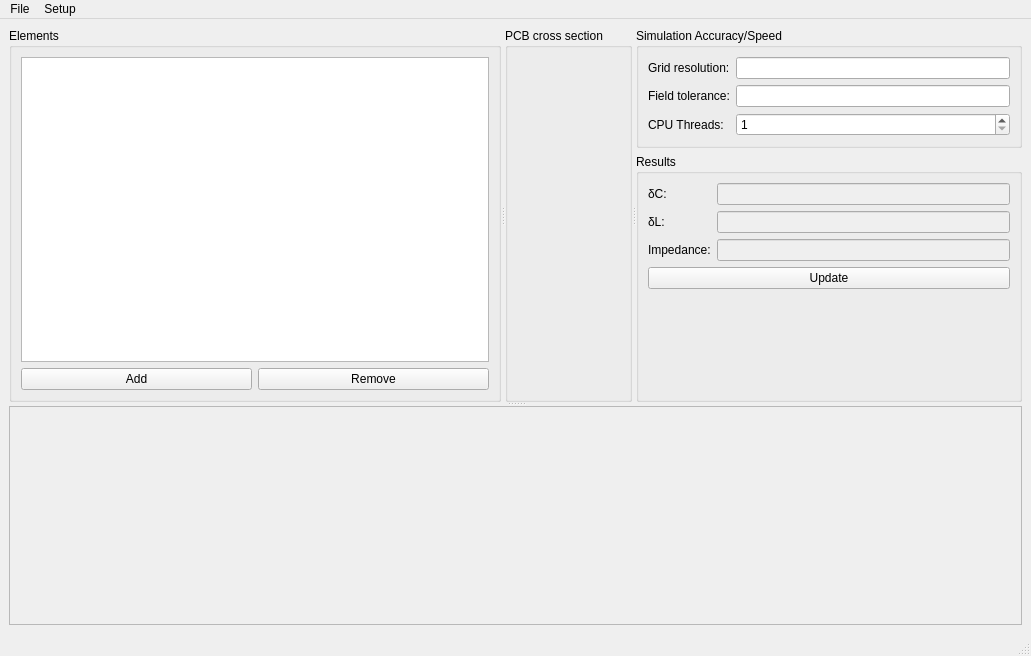
jankae/RF2DFieldSolver, file Software/RF2DFieldSolver/mainwindow.ui: the form before one commit.
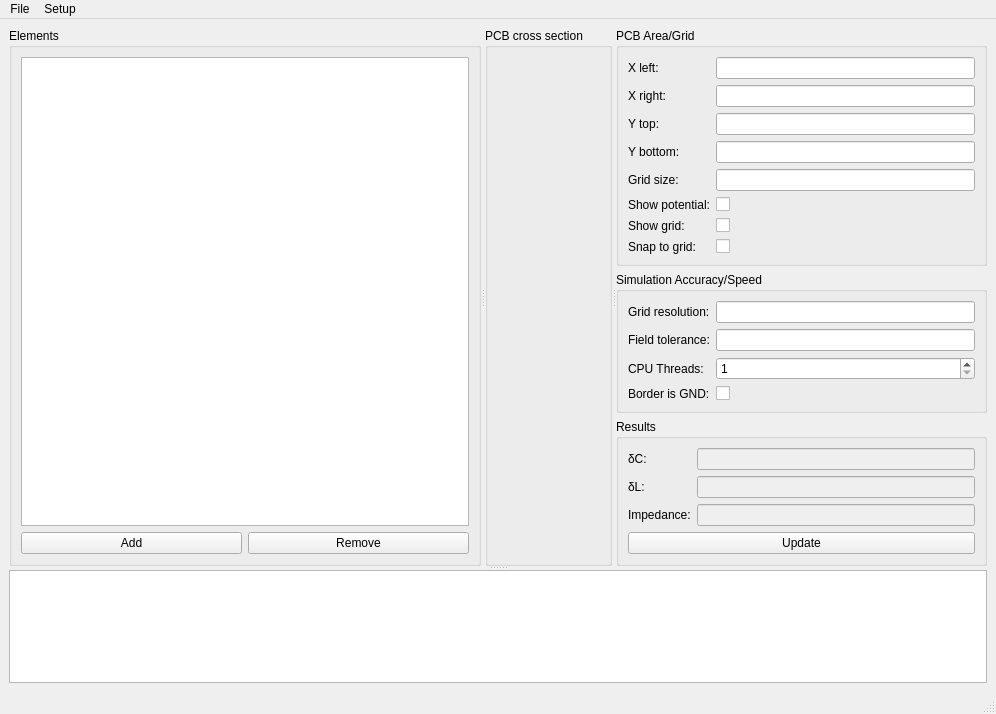
The form after the commit. Custom widgets are drawn as their Qt base class.

What changed in the file:
```diff
--- a/Software/RF2DFieldSolver/mainwindow.ui
+++ b/Software/RF2DFieldSolver/mainwindow.ui
@@ -9,8 +9,8 @@
    <rect>
     <x>0</x>
     <y>0</y>
-    <width>1031</width>
-    <height>656</height>
+    <width>996</width>
+    <height>714</height>
    </rect>
   </property>
   <property name="windowTitle">
@@ -82,8 +82,109 @@
          </item>
         </layout>
        </widget>
-       <widget class="QWidget" name="">
+       <widget class="QWidget" name="layoutWidget">
         <layout class="QVBoxLayout" name="verticalLayout_3">
+         <item>
+          <widget class="QGroupBox" name="groupBox_5">
+           <property name="title">
+            <string>PCB Area/Grid</string>
+           </property>
+           <layout class="QFormLayout" name="formLayout_3">
+            <item row="0" column="0">
+             <widget class="QLabel" name="label_7">
+              <property name="text">
+               <string>X left:</string>
+              </property>
+             </widget>
+            </item>
+            <item row="1" column="0">
+             <widget class="QLabel" name="label_8">
+              <property name="text">
+               <string>X right:</string>
+              </property>
+             </widget>
+            </item>
+            <item row="0" column="1">
+             <widget class="SIUnitEdit" name="xleft"/>
+            </item>
+            <item row="1" column="1">
+             <widget class="SIUnitEdit" name="xright"/>
+            </item>
+            <item row="2" column="0">
+             <widget class="QLabel" name="label_9">
+              <property name="text">
+               <string>Y top:</string>
+              </property>
+             </widget>
+            </item>
+            <item row="3" column="0">
+             <widget class="QLabel" name="label_10">
+              <property name="text">
+               <string>Y bottom:</string>
+              </property>
+             </widget>
+            </item>
+            <item row="2" column="1">
+             <widget class="SIUnitEdit" name="ytop"/>
+            </item>
+            <item row="3" column="1">
+             <widget class="SIUnitEdit" name="ybottom"/>
+            </item>
+            <item row="4" column="0">
+             <widget class="QLabel" name="label_11">
+              <property name="text">
+               <string>Grid size:</string>
+              </property>
+             </widget>
+            </item>
+            <item row="6" column="0">
+             <widget class="QLabel" name="label_12">
+              <property name="text">
+               <string>Show grid:</string>
+              </property>
+             </widget>
+            </item>
+            <item row="7" column="0">
+             <widget class="QLabel" name="label_13">
+              <property name="text">
+               <string>Snap to grid:</string>
+              </property>
+             </widget>
+            </item>
+            <item row="4" column="1">
+             <widget class="SIUnitEdit" name="gridsize"/>
+            </item>
+            <item row="6" column="1">
+             <widget class="QCheckBox" name="showGrid">
+              <property name="text">
+               <string/>
+              </property>
+             </widget>
+            </item>
+            <item row="7" column="1">
+             <widget class="QCheckBox" name="snapGrid">
+              <property name="text">
+               <string/>
+              </property>
+             </widget>
+            </item>
+            <item row="5" column="0">
+             <widget class="QLabel" name="label_14">
+              <property name="text">
+               <string>Show potential:</string>
+              </property>
+             </widget>
+            </item>
+            <item row="5" column="1">
+             <widget class="QCheckBox" name="showPotential">
+              <property name="text">
+               <string/>
+              </property>
+             </widget>
+            </item>
+           </layout>
+          </widget>
+         </item>
          <item>
           <widget class="QGroupBox" name="groupBox_4">
            <property name="title">
@@ -124,6 +225,20 @@
               </property>
              </widget>
             </item>
+            <item row="3" column="0">
+             <widget class="QLabel" name="label_15">
+              <property name="text">
+               <string>Border is GND:</string>
+              </property>
+             </widget>
+            </item>
+            <item row="3" column="1">
+             <widget class="QCheckBox" name="borderIsGND">
+              <property name="text">
+               <string/>
+              </property>
+             </widget>
+            </item>
            </layout>
           </widget>
          </item>
@@ -207,7 +322,10 @@
       </widget>
       <widget class="QPlainTextEdit" name="status">
        <property name="enabled">
-        <bool>false</bool>
+        <bool>true</bool>
+       </property>
+       <property name="readOnly">
+        <bool>true</bool>
        </property>
       </widget>
      </widget>
@@ -219,7 +337,7 @@
     <rect>
      <x>0</x>
      <y>0</y>
-     <width>1031</width>
+     <width>996</width>
      <height>22</height>
     </rect>
    </property>
```
